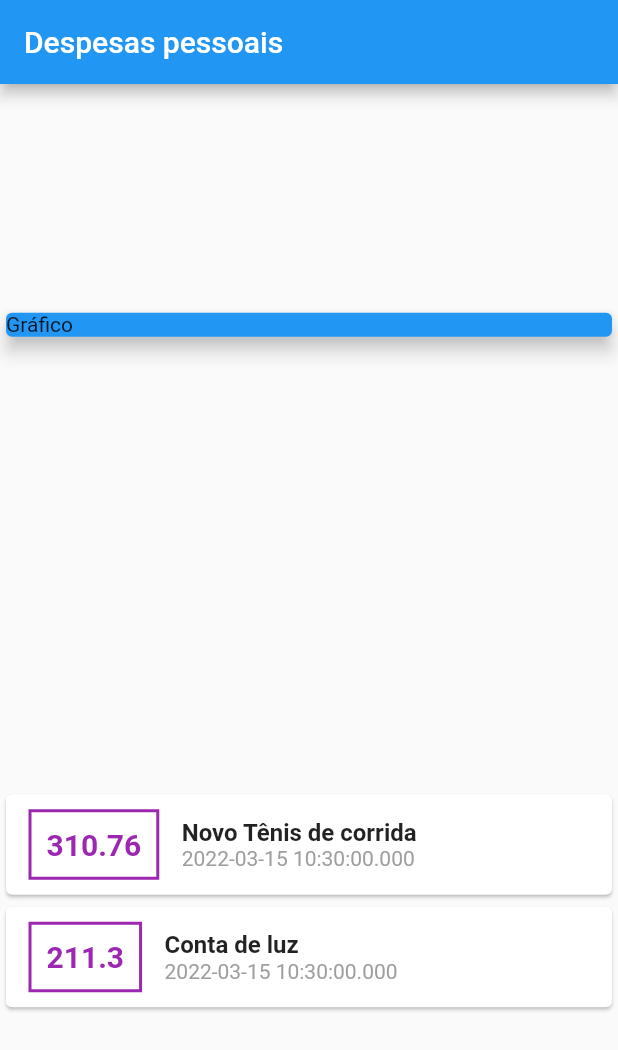
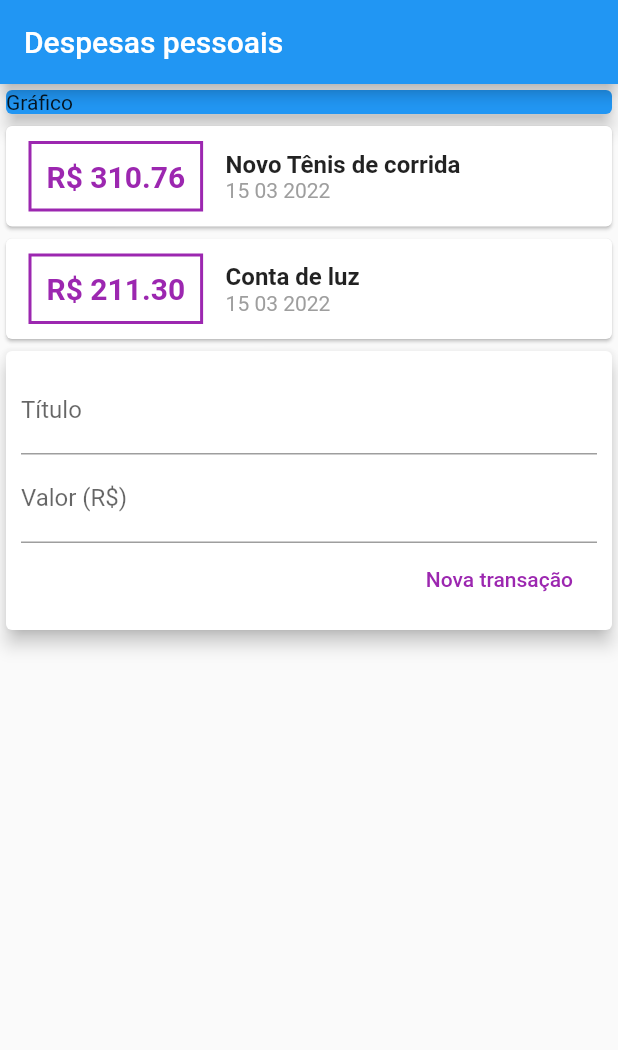
Before and after one commit to alexandreccarmo/expenses, a Flutter app: the screen it shows after launch, on a phone screen of 412 x 824 dp. Shown: the top 1050 px of the screen. Run offline on Flutter 3.47's test engine with Material 2 defaults, Android fonts, the phone set to English and light mode, and no system bars.

```diff
--- /dev/null
+++ b/lib/components/transaction_form.dart
@@ -0,0 +1,47 @@
+import 'package:flutter/material.dart';
+
+class TransactionForm extends StatelessWidget {
+
+  final titleController = TextEditingController();
+  final valueController = TextEditingController();
+
+  Widget build(BuildContext context){
+    return Card(
+      elevation: 5,
+      child: Padding(
+        padding: const EdgeInsets.all(10),
+        child: Column(
+          children: <Widget>[
+            TextField(
+              controller: titleController,
+              decoration: InputDecoration(
+                  labelText: 'Título'
+              ),
+            ),
+            TextField(
+              controller: valueController,
+              decoration: InputDecoration(
+                  labelText: 'Valor (R\$)'
+              ),
+            ),
+            Row(
+              mainAxisAlignment: MainAxisAlignment.end,
+              children: <Widget>[
+                FlatButton(
+                  child: Text('Nova transação'),
+                  textColor: Colors.purple,
+                  onPressed: (){
+                    print(titleController.text);
+                    print(valueController.text);
+
+                  },
+                )
+              ],
+            )
+          ],
+        ),
+      ),
+    );
+  }
+
+}
--- /dev/null
+++ b/lib/components/transaction_list.dart
@@ -0,0 +1,65 @@
+import 'package:expenses/models/transaction.dart';
+import 'package:flutter/material.dart';
+import 'package:intl/intl.dart';
+
+class TransactionList extends StatelessWidget {
+
+  List<Transaction> transactions;
+
+  TransactionList(this.transactions);
+
+  @override
+  Widget build(BuildContext context){
+    return Column(
+      children: transactions.map((tr) {
+        return Card(
+          child: Row(
+            children: <Widget>[
+              Container(
+
+                margin: EdgeInsets.symmetric(
+                    horizontal: 15,
+                    vertical: 10
+                ),
+                decoration: BoxDecoration(
+                    border: Border.all(
+                      color: Colors.purple,
+                      width: 2,
+                    )
+                ),
+                padding: EdgeInsets.all(10),
+                child: Text(
+                  'R\$ ${tr.value.toStringAsFixed(2)}',
+                  style: TextStyle(
+                      fontWeight: FontWeight.bold,
+                      fontSize: 20,
+                      color: Colors.purple
+                  ),
+
+                ),
+              ),
+              Column(
+                crossAxisAlignment: CrossAxisAlignment.start,
+                children: <Widget>[
+                  Text(
+                    tr.title,
+                    style: TextStyle(
+                        fontSize: 16,
+                        fontWeight: FontWeight.bold
+                    ),
+                  ),
+                  Text(
+                    DateFormat('d MM y').format(tr.date),
+                    style: TextStyle(
+                        color: Colors.grey
+                    ),
+                  )
+                ],
+              )
+            ],
+          ),
+        );
+      }).toList(),
+    );
+  }
+}
--- /dev/null
+++ b/lib/components/transaction_user.dart
@@ -0,0 +1,42 @@
+import 'dart:math';
+
+import 'package:flutter/material.dart';
+import 'transaction_form.dart';
+import 'transaction_list.dart';
+import 'package:expenses/models/transaction.dart';
+
+class TransactionUser extends StatefulWidget{
+  @override
+  _TransactionUserState createState() => _TransactionUserState();
+}
+
+class _TransactionUserState extends State<TransactionUser>{
+
+  final _transactions = [
+    Transaction(id: 't1', title: 'Novo Tênis de corrida', value: 310.76, date: DateTime.now()),
+    Transaction(id: 't2', title: 'Conta de luz', value: 211.30, date: DateTime.now())
+  ];
+
+  _addTransaction(String title, double value){
+    final newTransaction = Transaction(
+        id: Random().nextDouble().toString(),
+        title: title,
+        value: value,
+        date: DateTime.now()
+    );
+
+    setState(() {
+      _transactions.add(newTransaction);
+    });
+  }
+
+  @override
+  Widget build(BuildContext context){
+    return Column(
+      children: <Widget>[
+        TransactionList(_transactions),
+        TransactionForm(),
+      ],
+    );
+  }
+}
--- a/lib/main.dart
+++ b/lib/main.dart
@@ -1,6 +1,5 @@
-
-import 'package:expenses/models/transaction.dart';
 import 'package:flutter/material.dart';
+import './components/transaction_user.dart';
 
 main()=>runApp(ExpensesApp());
 
@@ -16,11 +15,6 @@ class ExpensesApp extends StatelessWidget {
 
 class MyHomePage extends StatelessWidget {
 
-  final _transactions = [
-    Transaction(id: 't1', title: 'Novo Tênis de corrida', value: 310.76, date: DateTime.now()),
-    Transaction(id: 't2', title: 'Conta de luz', value: 211.30, date: DateTime.now())
-  ];
-
   @override
   Widget build(BuildContext context){
       return Scaffold(
@@ -28,7 +22,7 @@ class MyHomePage extends StatelessWidget {
           title: Text('Despesas pessoais'),
         ),
         body: Column(
-          mainAxisAlignment: MainAxisAlignment.spaceAround,
+
           crossAxisAlignment: CrossAxisAlignment.stretch,
           children: <Widget>[
             Container(
@@ -38,58 +32,7 @@ class MyHomePage extends StatelessWidget {
                 elevation: 5,
               ),
             ),
-
-            Column(
-              children: _transactions.map((tr) {
-                return Card(
-                  child: Row(
-                    children: <Widget>[
-                      Container(
-
-                        margin: EdgeInsets.symmetric(
-                          horizontal: 15,
-                          vertical: 10
-                        ),
-                        decoration: BoxDecoration(
-                          border: Border.all(
-                            color: Colors.purple,
-                            width: 2,
-                          )
-                        ),
-                        padding: EdgeInsets.all(10),
-                        child: Text(
-                          tr.value.toString(),
-                          style: TextStyle(
-                            fontWeight: FontWeight.bold,
-                            fontSize: 20,
-                            color: Colors.purple
-                          ),
-
-                        ),
-                      ),
-                      Column(
-                        crossAxisAlignment: CrossAxisAlignment.start,
-                        children: <Widget>[
-                          Text(
-                              tr.title,
-                            style: TextStyle(
-                              fontSize: 16,
-                              fontWeight: FontWeight.bold
-                            ),
-                          ),
-                          Text(
-                            tr.date.toString(),
-                            style: TextStyle(
-                              color: Colors.grey
-                            ),
-                          )
-                        ],
-                      )
-                    ],
-                  ),
-                );
-              }).toList(),
-            )
+            TransactionUser(),
           ],
         ),
       );
--- a/pubspec.yaml
+++ b/pubspec.yaml
@@ -29,7 +29,7 @@ environment:
 dependencies:
   flutter:
     sdk: flutter
-
+  intl: ^0.17.0
 
   # The following adds the Cupertino Icons font to your application.
   # Use with the CupertinoIcons class for iOS style icons.
```
Also changed, not shown: pubspec.lock, 14 other files.
